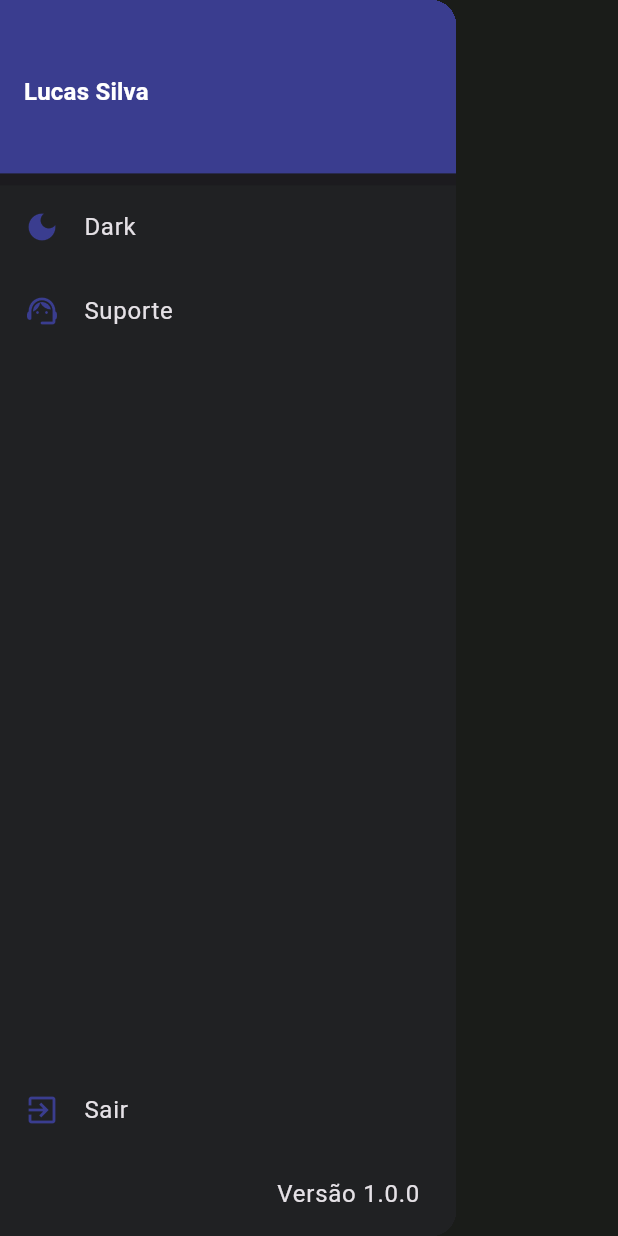
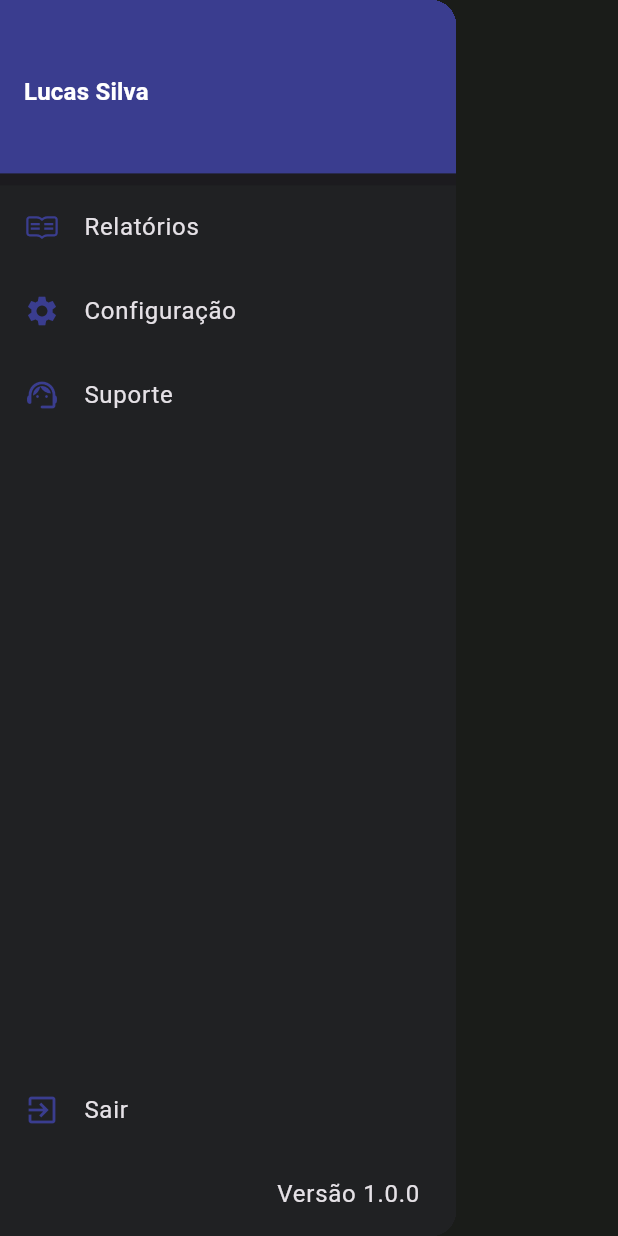
Before and after one commit to lucas3g/up_catalagos, a Flutter app: the MyDrawerWidget widget shown alone on an empty page, opened directly, on a phone screen of 412 x 824 dp. Run offline on Flutter 3.47's test engine with Material 2 defaults, Android fonts, the phone set to English and light mode, and no system bars; our stand-ins replace bot_toast, brasil_fields, cached_network_image, connectivity_plus, dio, flutter_modular and 5 more; accounts and stored records are empty.

Commit message:
feat: my list tile

```diff
--- a/lib/app/modules/home/presenter/widgets/my_drawer_widget.dart
+++ b/lib/app/modules/home/presenter/widgets/my_drawer_widget.dart
@@ -1,8 +1,10 @@
 import 'package:flutter/material.dart';
 import 'package:flutter_modular/flutter_modular.dart';
+import 'package:line_icons/line_icons.dart';
 import 'package:up_catalagos/app/core_module/constants/constants.dart';
 import 'package:up_catalagos/app/core_module/services/shared_preferences/local_storage_interface.dart';
 import 'package:up_catalagos/app/core_module/services/theme_mode/theme_mode_controller.dart';
+import 'package:up_catalagos/app/shared/components/my_list_tile_widget.dart';
 
 class MyDrawerWidget extends StatefulWidget {
   const MyDrawerWidget({
@@ -58,39 +60,30 @@ class _MyDrawerWidgetState extends State<MyDrawerWidget> {
               children: [
                 Column(
                   children: [
-                    ListTile(
-                      minLeadingWidth: 2,
-                      leading: Icon(
-                        ThemeModeController.themeMode == ThemeMode.dark
-                            ? Icons.dark_mode
-                            : Icons.light_mode,
-                        color: ThemeModeController.themeMode == ThemeMode.dark
-                            ? context.myTheme.primaryContainer
-                            : context.myTheme.primary,
-                      ),
-                      title: Text(
-                        ThemeModeController.themeMode == ThemeMode.dark
-                            ? 'Dark'
-                            : 'Light',
-                      ),
-                      onTap: ThemeModeController.appStore.changeThemeMode,
+                    MyListTileWidget(
+                      leftIcon: LineIcons.readme,
+                      title: 'Relatórios',
+                      onTap: () {},
                     ),
-                    ListTile(
-                      minLeadingWidth: 2,
-                      leading: Icon(
-                        Icons.support_agent_rounded,
-                        color: ThemeModeController.themeMode == ThemeMode.dark
-                            ? context.myTheme.primaryContainer
-                            : context.myTheme.primary,
-                      ),
-                      title: const Text('Suporte'),
+                    MyListTileWidget(
+                      leftIcon: Icons.settings,
+                      title: 'Configuração',
+                      onTap: () {
+                        ThemeModeController.appStore.changeThemeMode();
+                      },
+                    ),
+                    MyListTileWidget(
+                      leftIcon: Icons.support_agent_rounded,
+                      title: 'Suporte',
                       onTap: () {},
                     ),
                   ],
                 ),
                 Column(
                   children: [
-                    ListTile(
+                    MyListTileWidget(
+                      leftIcon: Icons.exit_to_app,
+                      title: 'Sair',
                       onTap: () async {
                         final localStorage = Modular.get<ILocalStorage>();
 
@@ -98,17 +91,6 @@ class _MyDrawerWidgetState extends State<MyDrawerWidget> {
 
                         Modular.to.navigate('/auth/');
                       },
-                      minLeadingWidth: 2,
-                      leading: Icon(
-                        Icons.exit_to_app,
-                        color: ThemeModeController.themeMode == ThemeMode.dark
-                            ? context.myTheme.primaryContainer
-                            : context.myTheme.primary,
-                      ),
-                      title: const Text(
-                        'Sair',
-                        textAlign: TextAlign.start,
-                      ),
                     ),
                     const ListTile(
                       title: Text(
--- /dev/null
+++ b/lib/app/shared/components/my_list_tile_widget.dart
@@ -0,0 +1,32 @@
+import 'package:flutter/material.dart';
+import 'package:up_catalagos/app/core_module/constants/constants.dart';
+import 'package:up_catalagos/app/core_module/services/theme_mode/theme_mode_controller.dart';
+
+class MyListTileWidget extends StatelessWidget {
+  final IconData leftIcon;
+  final String title;
+  final Function()? onTap;
+  const MyListTileWidget(
+      {super.key, required this.leftIcon, required this.title, this.onTap});
+
+  @override
+  Widget build(BuildContext context) {
+    return Material(
+      color: Colors.transparent,
+      child: ListTile(
+        hoverColor: ThemeModeController.themeMode == ThemeMode.dark
+            ? context.myTheme.onPrimary.withOpacity(0.4)
+            : context.myTheme.primary.withOpacity(0.4),
+        minLeadingWidth: 2,
+        leading: Icon(
+          leftIcon,
+          color: ThemeModeController.themeMode == ThemeMode.dark
+              ? context.myTheme.primaryContainer
+              : context.myTheme.primary,
+        ),
+        title: Text(title),
+        onTap: onTap,
+      ),
+    );
+  }
+}
--- a/pubspec.yaml
+++ b/pubspec.yaml
@@ -47,6 +47,7 @@ dependencies:
   string_validator: ^1.0.0
   cached_network_image: ^3.2.3
   flutter_modular: ^6.0.1
+  line_icons: ^2.0.3
 
 dev_dependencies:
   flutter_test:
```
Also changed, not shown: pubspec.lock.
